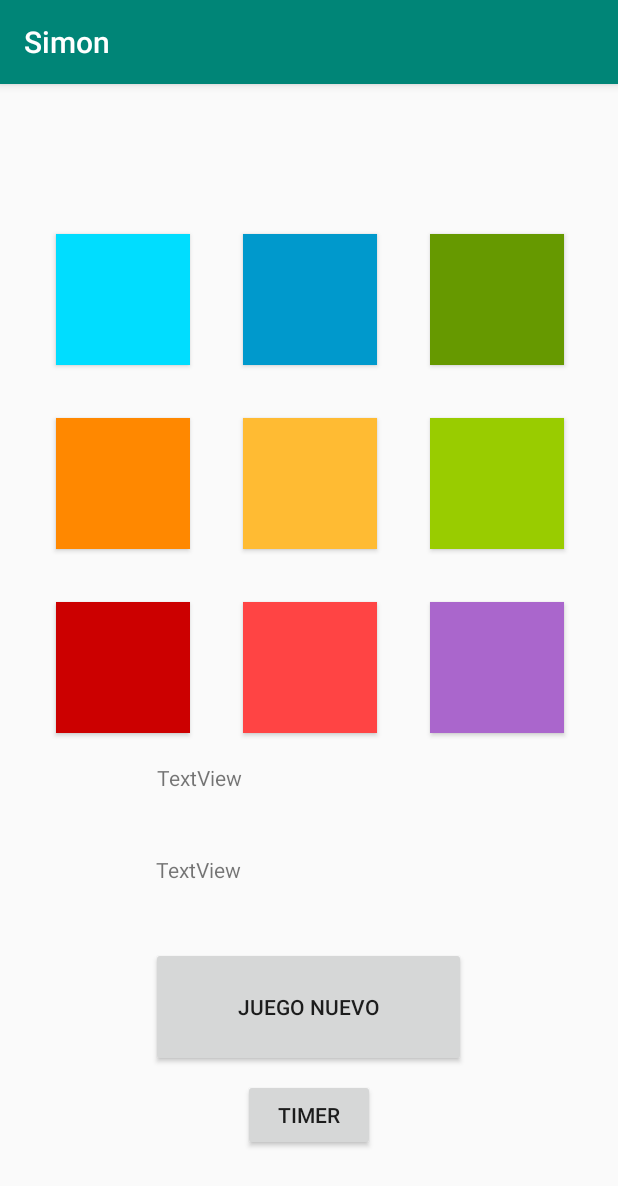
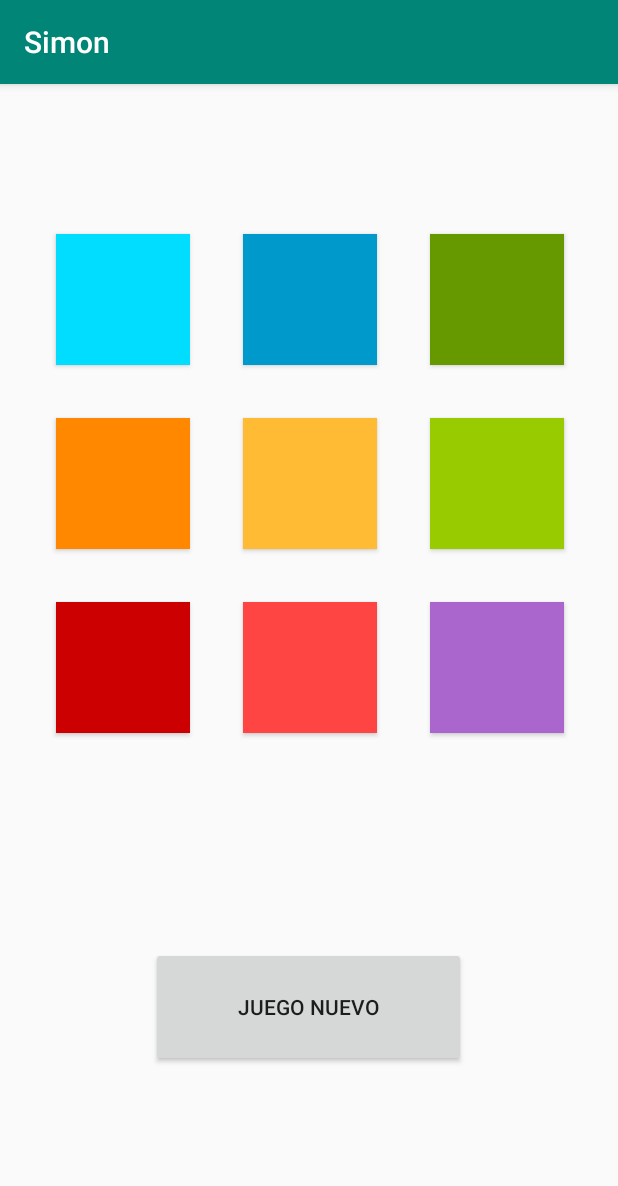
Before and after one commit to ACMR1009/simon, an Android app: the screen it shows after launch (MainActivity), on a phone screen of 412 x 824 dp. Shown: the top 1186 px of the screen. Run offline under Robolectric (Android 15) with nearby library versions, the phone set to English and light mode, and no system bars.

Commit message:
Versión 4
- Simon semi-funcional.
- No hay límite de tiempo para contestar.
- Los botones se resaltan todos juntos durante un segundo y medio.

```diff
--- a/app/src/main/java/com/example/simon/MainActivity.java
+++ b/app/src/main/java/com/example/simon/MainActivity.java
@@ -20,13 +20,14 @@ public class MainActivity extends AppCompatActivity {
 
     ArrayList <Integer> pattern;
     ArrayList <Integer> uPattern;
+    //ArrayList <Boolean> printingArray;
 
     Random randomValue;
 
     Boolean perder;
-    Boolean printing;
+    Boolean working;
 
-    int counter;
+    //int counter;
     int uCounter;
     int printingCounter;
 
@@ -36,7 +37,7 @@ public class MainActivity extends AppCompatActivity {
     TextView textComputer;
     TextView textUser;
 
-    Button timer;
+    //CountDownTimer timer1;
 
     @Override
     protected void onCreate(Bundle savedInstanceState) {
@@ -63,8 +64,6 @@ public class MainActivity extends AppCompatActivity {
 
         randomValue = new Random();
 
-        timer = (Button) findViewById(R.id.timer);
-
         enableButtons();
     }
 
@@ -75,7 +74,8 @@ public class MainActivity extends AppCompatActivity {
     public void  imprimeBoton(final int x) {
         new CountDownTimer(1500, 500) {
             public void onTick(long millisUntilFinished) {
-                textUser.setText("seconds remaining: " + millisUntilFinished / 100);
+                textUser.setText("Botón" + x + ", seconds remaining: " + millisUntilFinished / 100);
+                //printingArray.set(y, true);
                 switch (x) {
                     case 1:
                         btn1.setText("X");
@@ -106,7 +106,6 @@ public class MainActivity extends AppCompatActivity {
                         break;
                 }
             }
-
             public void onFinish() {
                 textUser.setText("done!");
                 switch (x) {
@@ -138,6 +137,8 @@ public class MainActivity extends AppCompatActivity {
                         btn9.setText("");
                         break;
                 }
+                //printingArray.set(y, false);
+                working = false;
             }
         }.start();
     }
@@ -148,9 +149,12 @@ public class MainActivity extends AppCompatActivity {
             public void onClick(View v) {
                 //resetButtons();
                 pattern = new ArrayList<Integer>();
+                //printingArray = new ArrayList<Boolean>();
+                working = false;
                 randomValue = new Random();
                 textComputer.setText("");
                 textUser.setText("");
+                //printingArray.add(false);
                 computerPattern();
             }
         });
@@ -235,7 +239,7 @@ public class MainActivity extends AppCompatActivity {
             if (pattern.get(uCounter) == uPattern.get(uCounter)){
             }
             else {
-                textUser.setText("Perdiste");
+                textUser.setText("Perdiste. Tu puntaje fue: " + uPattern.size());
                 perder = true;
             }
             uCounter = uCounter + 1;
@@ -258,6 +262,7 @@ public class MainActivity extends AppCompatActivity {
     public void computerPattern(){
         //disableButtons();
         pattern.add(randomValue.nextInt(9) + 1);
+        //printingArray.add(false);
         /**counter = 0;
         cText = "";
         while (counter < pattern.size()){
@@ -266,14 +271,14 @@ public class MainActivity extends AppCompatActivity {
         }*/
 
         printingCounter = 0;
-        //cText = "";
+        //printingArray.set(printingCounter,false);
         while (printingCounter < pattern.size()){
-            imprimeBoton(pattern.get(printingCounter));
-            //cText = cText + Integer.toString(pattern.get(counter)) + ", ";
-            printingCounter = printingCounter + 1;
+            if (working == false){
+                //printingArray.set(printingCounter, true);
+                imprimeBoton(pattern.get(printingCounter));
+                printingCounter = printingCounter + 1;
+            }
         }
-
-
 
         textComputer.setText(cText);
         uPattern = new ArrayList<Integer>();
--- a/app/src/main/res/layout/activity_main.xml
+++ b/app/src/main/res/layout/activity_main.xml
@@ -128,7 +128,6 @@
         android:layout_marginTop="20dp"
         android:layout_marginEnd="105dp"
         android:layout_marginRight="105dp"
-        android:text="TextView"
         app:layout_constraintEnd_toEndOf="parent"
         app:layout_constraintStart_toStartOf="parent"
         app:layout_constraintTop_toBottomOf="@+id/button8" />
@@ -142,24 +141,9 @@
         android:layout_marginTop="20dp"
         android:layout_marginEnd="105dp"
         android:layout_marginRight="105dp"
-        android:text="TextView"
         app:layout_constraintEnd_toEndOf="parent"
         app:layout_constraintHorizontal_bias="0.0"
         app:layout_constraintStart_toStartOf="parent"
         app:layout_constraintTop_toBottomOf="@+id/textComp" />
 
-    <Button
-        android:id="@+id/timer"
-        android:layout_width="wrap_content"
-        android:layout_height="wrap_content"
-        android:layout_marginStart="161dp"
-        android:layout_marginLeft="161dp"
-        android:layout_marginTop="8dp"
-        android:layout_marginEnd="162dp"
-        android:layout_marginRight="162dp"
-        android:text="Timer"
-        app:layout_constraintEnd_toEndOf="parent"
-        app:layout_constraintStart_toStartOf="parent"
-        app:layout_constraintTop_toBottomOf="@+id/btnjuegonuevo" />
-
 </android.support.constraint.ConstraintLayout>
```
